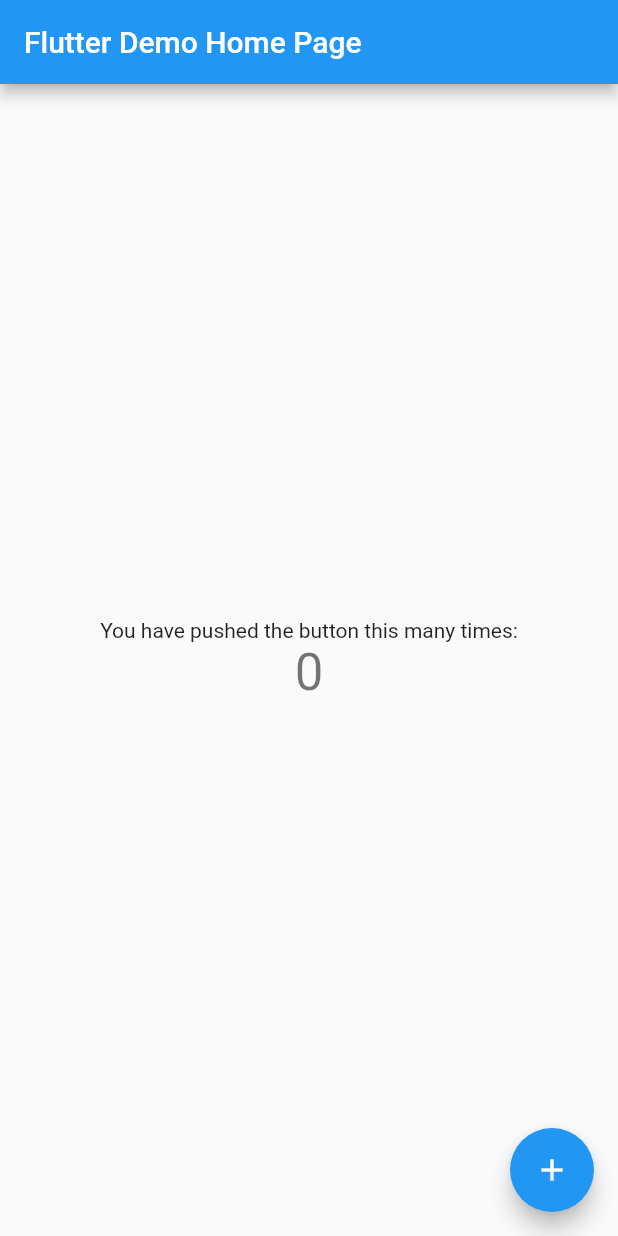
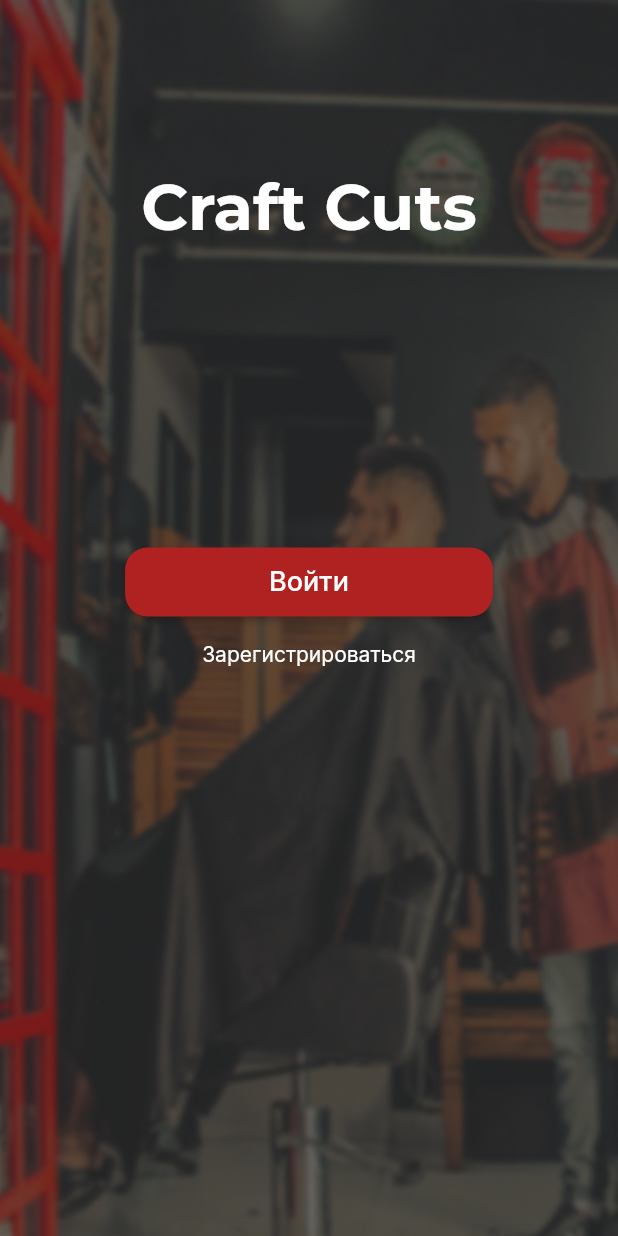
Before and after one commit to maksym-tielnyi/craft-cuts-mobile, a Flutter app: the screen it shows after launch, on a phone screen of 412 x 824 dp. Run offline on Flutter 3.47's test engine with Material 2 defaults, Android fonts, the phone set to English and light mode, and no system bars; our stand-ins replace google_fonts.

Commit message:
Implement login page UI

```diff
--- /dev/null
+++ b/lib/auth/presentation/pages/login_page.dart
@@ -0,0 +1,65 @@
+import 'package:craft_cuts_mobile/common/presentation/strings/common_strings.dart';
+import 'package:flutter/material.dart';
+
+class LoginPage extends StatefulWidget {
+  @override
+  State<StatefulWidget> createState() => _LoginPageState();
+}
+
+class _LoginPageState extends State<LoginPage> {
+  @override
+  Widget build(BuildContext context) {
+    return Scaffold(
+      body: Container(
+        decoration: BoxDecoration(
+            image: DecorationImage(
+          image: AssetImage('assets/images/login_screen_background.png'),
+          fit: BoxFit.cover,
+        )),
+        child: SafeArea(
+          child: Column(
+            children: [
+              Expanded(
+                flex: 1,
+                child: Center(
+                  child: Text(
+                    'Craft Cuts',
+                    style: Theme.of(context).textTheme.headline1,
+                  ),
+                ),
+              ),
+              Expanded(
+                child: Column(
+                  mainAxisAlignment: MainAxisAlignment.center,
+                  children: [
+                    ElevatedButton(
+                      onPressed: () {},
+                      child: Padding(
+                        padding: EdgeInsets.symmetric(
+                          horizontal: 80.0,
+                          vertical: 12.0,
+                        ),
+                        child: Text(
+                          CommonStrings.login,
+                        ),
+                      ),
+                    ),
+                    TextButton(
+                      onPressed: () {},
+                      child: Text(CommonStrings.register),
+                      style: Theme.of(context).textButtonTheme.style!.copyWith(
+                            foregroundColor:
+                                MaterialStateProperty.all(Colors.white),
+                          ),
+                    ),
+                  ],
+                ),
+              ),
+              Spacer(flex: 1),
+            ],
+          ),
+        ),
+      ),
+    );
+  }
+}
--- /dev/null
+++ b/lib/common/presentation/craft_cuts_app/craft_cuts_app.dart
@@ -0,0 +1,61 @@
+import 'package:craft_cuts_mobile/auth/presentation/pages/login_page.dart';
+import 'package:craft_cuts_mobile/common/presentation/injector/widgets/injection_container.dart';
+import 'package:flutter/material.dart';
+import 'package:google_fonts/google_fonts.dart';
+
+class CraftCutsApp extends StatelessWidget {
+  @override
+  Widget build(BuildContext context) {
+    return InjectionContainer(
+      child: MaterialApp(
+        theme: ThemeData(
+          primaryColor: Color(0xFFB02222),
+          textTheme: TextTheme(
+            headline1: GoogleFonts.montserrat(
+              fontSize: 43.0,
+              fontWeight: FontWeight.w700,
+              color: Colors.white,
+            ),
+          ),
+          colorScheme: ColorScheme.light(
+            primary: Color(0xFFB02222),
+          ),
+          elevatedButtonTheme: ElevatedButtonThemeData(
+            style: ButtonStyle(
+              textStyle: MaterialStateProperty.all(
+                GoogleFonts.inter(
+                  fontSize: 18.0,
+                  fontWeight: FontWeight.w500,
+                ),
+              ),
+              shape: MaterialStateProperty.all(
+                RoundedRectangleBorder(
+                  borderRadius: BorderRadius.circular(15.0),
+                ),
+              ),
+            ),
+          ),
+          textButtonTheme: TextButtonThemeData(
+            style: ButtonStyle(
+              textStyle: MaterialStateProperty.all(
+                GoogleFonts.inter(
+                  fontWeight: FontWeight.w400,
+                  fontSize: 14.0,
+                ),
+              ),
+              shape: MaterialStateProperty.all(
+                RoundedRectangleBorder(
+                  borderRadius: BorderRadius.circular(15.0),
+                ),
+              ),
+            ),
+          ),
+        ),
+        initialRoute: '/',
+        routes: {
+          '/': (_) => LoginPage(),
+        },
+      ),
+    );
+  }
+}
--- /dev/null
+++ b/lib/common/presentation/injector/widgets/injection_container.dart
@@ -0,0 +1,17 @@
+import 'package:flutter/material.dart';
+import 'package:provider/provider.dart';
+
+class InjectionContainer extends StatelessWidget {
+  final Widget? child;
+
+  const InjectionContainer({Key? key, this.child}) : super(key: key);
+
+  @override
+  Widget build(BuildContext context) {
+    return child!;
+    // return MultiProvider(
+    //   providers: [],
+    //   child: child!,
+    // );
+  }
+}
--- /dev/null
+++ b/lib/common/presentation/strings/common_strings.dart
@@ -0,0 +1,4 @@
+class CommonStrings {
+  static const String login = 'Войти';
+  static const String register = 'Зарегистрироваться';
+}
--- a/lib/main.dart
+++ b/lib/main.dart
@@ -1,113 +1,8 @@
+import 'package:craft_cuts_mobile/common/presentation/craft_cuts_app/craft_cuts_app.dart';
 import 'package:flutter/material.dart';
 
 void main() {
-  runApp(MyApp());
+  runApp(
+    CraftCutsApp(),
+  );
 }
-
-class MyApp extends StatelessWidget {
-  // This widget is the root of your application.
-  @override
-  Widget build(BuildContext context) {
-    return MaterialApp(
-      title: 'Flutter Demo',
-      theme: ThemeData(
-        // This is the theme of your application.
-        //
-        // Try running your application with "flutter run". You'll see the
-        // application has a blue toolbar. Then, without quitting the app, try
-        // changing the primarySwatch below to Colors.green and then invoke
-        // "hot reload" (press "r" in the console where you ran "flutter run",
-        // or simply save your changes to "hot reload" in a Flutter IDE).
-        // Notice that the counter didn't reset back to zero; the application
-        // is not restarted.
-        primarySwatch: Colors.blue,
-      ),
-      home: MyHomePage(title: 'Flutter Demo Home Page'),
-    );
-  }
-}
-
-class MyHomePage extends StatefulWidget {
-  MyHomePage({Key? key, required this.title}) : super(key: key);
-
-  // This widget is the home page of your application. It is stateful, meaning
-  // that it has a State object (defined below) that contains fields that affect
-  // how it looks.
-
-  // This class is the configuration for the state. It holds the values (in this
-  // case the title) provided by the parent (in this case the App widget) and
-  // used by the build method of the State. Fields in a Widget subclass are
-  // always marked "final".
-
-  final String title;
-
-  @override
-  _MyHomePageState createState() => _MyHomePageState();
-}
-
-class _MyHomePageState extends State<MyHomePage> {
-  int _counter = 0;
-
-  void _incrementCounter() {
-    setState(() {
-      // This call to setState tells the Flutter framework that something has
-      // changed in this State, which causes it to rerun the build method below
-      // so that the display can reflect the updated values. If we changed
-      // _counter without calling setState(), then the build method would not be
-      // called again, and so nothing would appear to happen.
-      _counter++;
-    });
-  }
-
-  @override
-  Widget build(BuildContext context) {
-    // This method is rerun every time setState is called, for instance as done
-    // by the _incrementCounter method above.
-    //
-    // The Flutter framework has been optimized to make rerunning build methods
-    // fast, so that you can just rebuild anything that needs updating rather
-    // than having to individually change instances of widgets.
-    return Scaffold(
-      appBar: AppBar(
-        // Here we take the value from the MyHomePage object that was created by
-        // the App.build method, and use it to set our appbar title.
-        title: Text(widget.title),
-      ),
-      body: Center(
-        // Center is a layout widget. It takes a single child and positions it
-        // in the middle of the parent.
-        child: Column(
-          // Column is also a layout widget. It takes a list of children and
-          // arranges them vertically. By default, it sizes itself to fit its
-          // children horizontally, and tries to be as tall as its parent.
-          //
-          // Invoke "debug painting" (press "p" in the console, choose the
-          // "Toggle Debug Paint" action from the Flutter Inspector in Android
-          // Studio, or the "Toggle Debug Paint" command in Visual Studio Code)
-          // to see the wireframe for each widget.
-          //
-          // Column has various properties to control how it sizes itself and
-          // how it positions its children. Here we use mainAxisAlignment to
-          // center the children vertically; the main axis here is the vertical
-          // axis because Columns are vertical (the cross axis would be
-          // horizontal).
-          mainAxisAlignment: MainAxisAlignment.center,
-          children: <Widget>[
-            Text(
-              'You have pushed the button this many times:',
-            ),
-            Text(
-              '$_counter',
-              style: Theme.of(context).textTheme.headline4,
-            ),
-          ],
-        ),
-      ),
-      floatingActionButton: FloatingActionButton(
-        onPressed: _incrementCounter,
-        tooltip: 'Increment',
-        child: Icon(Icons.add),
-      ), // This trailing comma makes auto-formatting nicer for build methods.
-    );
-  }
-}
--- a/pubspec.yaml
+++ b/pubspec.yaml
@@ -23,6 +23,9 @@ environment:
 dependencies:
   flutter:
     sdk: flutter
+  lint: ^1.7.2
+  provider: ^6.0.1
+  google_fonts: ^2.1.0
 
 
   # The following adds the Cupertino Icons font to your application.
@@ -49,6 +52,9 @@ flutter:
   #   - images/a_dot_burr.jpeg
   #   - images/a_dot_ham.jpeg
 
+  assets:
+    - assets/images/login_screen_background.png
+
   # An image asset can refer to one or more resolution-specific "variants", see
   # https://flutter.dev/assets-and-images/#resolution-aware.
 
```
Also changed, not shown: analysis_options.yaml (added), assets/images/login_screen_background.png (added), 1 other file.
